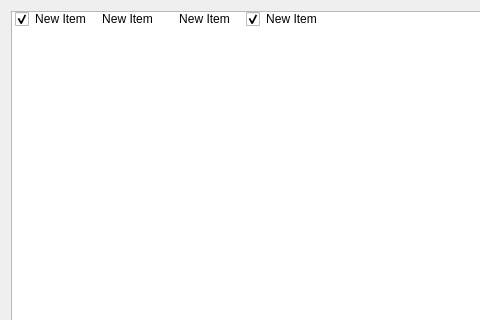
This is ui/patientview.ui in creativepsyco/panex-client as Qt 5 draws it before an edit; both pictures show x 0 to 480 and y 0 to 320 of the 810 by 587 pixel window. The edited form follows.
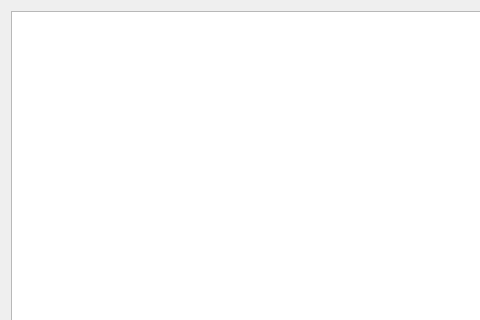
This is the edited form. Icons and pictures are not drawn.

Commit message: view settled for get patient list

Patch:
```diff
--- a/ui/patientview.ui
+++ b/ui/patientview.ui
@@ -15,80 +15,7 @@
   </property>
   <layout class="QGridLayout" name="gridLayout">
    <item row="0" column="0">
-    <widget class="QListWidget" name="listWidget">
-     <property name="mouseTracking">
-      <bool>false</bool>
-     </property>
-     <property name="selectionMode">
-      <enum>QAbstractItemView::SingleSelection</enum>
-     </property>
-     <property name="resizeMode">
-      <enum>QListView::Adjust</enum>
-     </property>
-     <property name="spacing">
-      <number>40</number>
-     </property>
-     <property name="viewMode">
-      <enum>QListView::IconMode</enum>
-     </property>
-     <property name="modelColumn">
-      <number>0</number>
-     </property>
-     <property name="uniformItemSizes">
-      <bool>true</bool>
-     </property>
-     <property name="sortingEnabled">
-      <bool>false</bool>
-     </property>
-     <item>
-      <property name="text">
-       <string>New Item</string>
-      </property>
-      <property name="checkState">
-       <enum>Checked</enum>
-      </property>
-      <property name="icon">
-       <iconset resource="../res/panexres.qrc">
-        <normaloff>:/icons/Chart_Bar.png</normaloff>:/icons/Chart_Bar.png</iconset>
-      </property>
-     </item>
-     <item>
-      <property name="text">
-       <string>New Item</string>
-      </property>
-      <property name="checkState">
-       <enum>Unchecked</enum>
-      </property>
-      <property name="icon">
-       <iconset resource="../res/panexres.qrc">
-        <normaloff>:/icons/File_HTML.png</normaloff>:/icons/File_HTML.png</iconset>
-      </property>
-     </item>
-     <item>
-      <property name="text">
-       <string>New Item</string>
-      </property>
-      <property name="checkState">
-       <enum>Unchecked</enum>
-      </property>
-      <property name="icon">
-       <iconset resource="../res/panexres.qrc">
-        <normaloff>:/icons/Blocknotes.png</normaloff>:/icons/Blocknotes.png</iconset>
-      </property>
-     </item>
-     <item>
-      <property name="text">
-       <string>New Item</string>
-      </property>
-      <property name="checkState">
-       <enum>Checked</enum>
-      </property>
-      <property name="icon">
-       <iconset resource="../res/panexres.qrc">
-        <normaloff>:/icons/Chart_Bar_Table.png</normaloff>:/icons/Chart_Bar_Table.png</iconset>
-      </property>
-     </item>
-    </widget>
+    <widget class="QTreeView" name="treeViewPatients"/>
    </item>
   </layout>
  </widget>
```
Left out of the diff: 4 changed lines with no effect on the pictures. The commit also changes 4 other files.
